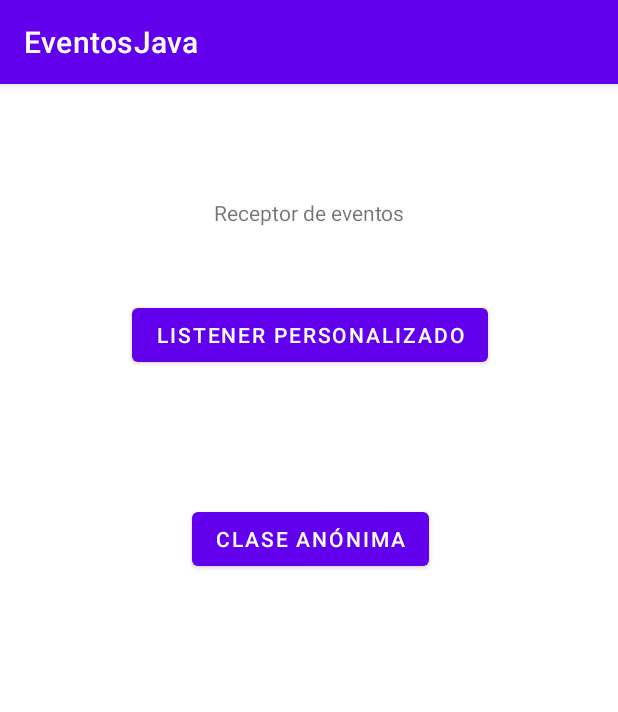
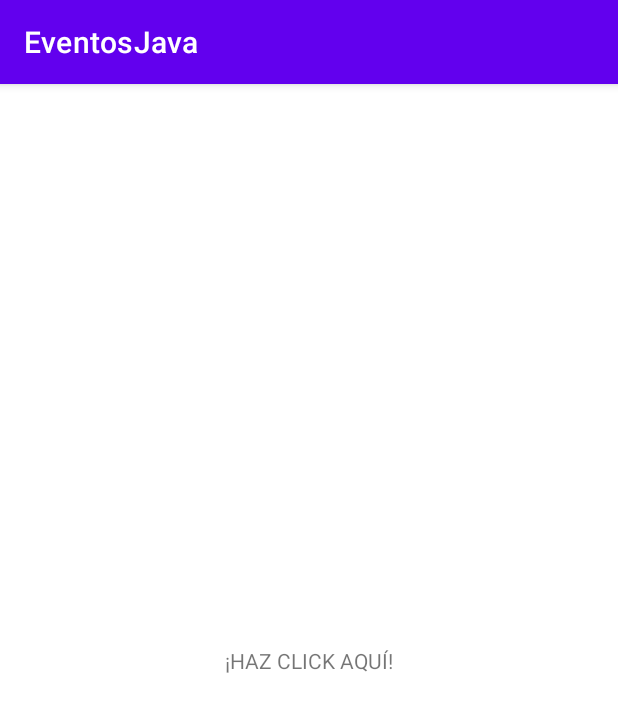
Before and after one commit to avidaldo/android-eventos-java, an Android app: the screen it shows after launch (MainActivity), on a phone screen of 412 x 824 dp. Shown: the top 712 px of the screen. Run offline under Robolectric (Android 15) with nearby library versions, the phone set to English and light mode, and no system bars.

Commit message:
Variante implementando el escuchador en la propia activity

```diff
--- a/EventosJava/app/src/main/java/com/example/eventosjava/MainActivity.java
+++ b/EventosJava/app/src/main/java/com/example/eventosjava/MainActivity.java
@@ -5,50 +5,27 @@ import androidx.appcompat.app.AppCompatActivity;
 import android.os.Bundle;
 import android.view.View;
 import android.widget.Button;
+import android.widget.TextView;
 import android.widget.Toast;
 
-public class MainActivity extends AppCompatActivity {
+public class MainActivity extends AppCompatActivity implements View.OnClickListener {
+    /* También se podría implementar la interfaz-listener en la propia Activity, aunque es poco
+    habitual. Normalmente no es la mejor solución */
 
     @Override
     protected void onCreate(Bundle savedInstanceState) {
         super.onCreate(savedInstanceState);
         setContentView(R.layout.activity_main);
 
-        /***************************************************************************************
-         * 2. Creación de clase que implemente el listener (es raro hacerlo así,
-         * solo tendría sentido si ese listener se reutilizase.
-         */
-        Button button1 = findViewById(R.id.button1); // Busca objeto con id "button1" en clase R, autogenerada a partir de los xml
-        // se asigna al boton un escuchador de tipo OnClickListener; un objeto que indica qué hacer cuando se hace click en el botón
-        button1.setOnClickListener(new MyOnClickListener()); // Asignamos un objeto OnClickListener
+        TextView tv = findViewById(R.id.tv);
 
-
-        /***************************************************************************************
-         * 3. Implementación usando una clase anónima.
-         */
-        Button button2 = findViewById(R.id.button2);
-        // El escuchador se instancia (new) a partir de una clase anónima
-        button2.setOnClickListener(  // instanciamos un objeto que implementa el interfaz escuchador OnClickListener
-                new View.OnClickListener() { // Implementando directamente los métodos que exige este interfaz:
-                    @Override  // Se sobreescribe el método onClick del escuchador
-                    public void onClick(View v) { // el método recibe como parámetro la View sobre la que se hizo el click (el botón)
-                        Toast.makeText(MainActivity.this, R.string.o3_clase_anonima, Toast.LENGTH_SHORT).show();
-                        // El contexto ya no puede ser this, ya que estamos en la clase anónima
-                    }
-                }
-        );
-
+        tv.setOnClickListener(this); /* El método recibe el propio objeto de la activity, ya que
+        ahora es también un escuchador (contiene el método al que se llamará cuando suceda el evento) */
     }
 
-    /** 1. Receptor de eventos. Se considera una mala práctica
-     * Método asociado al TextView a través del atributo android:onClick */
-    public void click1(View view) { // el método recibe como parámetro la View sobre la que se hizo el click (el botón)
-        Toast.makeText(this, "Receptor de eventos", Toast.LENGTH_SHORT).show();
-
-        /* El contexto es this, ya que al pertenecer el método click1 a la Activity, el objeto de la actividad es el contexto
-        AppCompatActivity hereda de Activity, que a su vez hereda de Context. Por tanto, toda activity es un contexto válido.
-        */
+    // Métcdo del listener
+    @Override
+    public void onClick(View v) {
+        Toast.makeText(MainActivity.this, R.string.activity_as_listener, Toast.LENGTH_SHORT).show();
     }
-
-
 }
--- a/EventosJava/app/src/main/java/com/example/eventosjava/MyOnClickListener.java
+++ /dev/null
@@ -1,24 +0,0 @@
-package com.example.eventosjava;
-
-import android.view.View;
-import android.widget.Toast;
-
-/**
- * Clase que implementa la interfaz OnClickListener, diseñada para poder gestionar eventos de click
- * sobre elementos gráficos.
- */
-public class MyOnClickListener implements View.OnClickListener {
-
-    /**
-     * Esta interfaz obliga a sobreescribir el método onClick que saltará ante el evento de un click sobre el elemento
-     * @param v referencia al objeto de la vista que lanzó el evento (sobre la que se hizo click)
-     */
-    @Override
-    public void onClick(View v) {
-        Toast.makeText(v.getContext(), R.string.o2_clase_listener, Toast.LENGTH_SHORT).show();
-        //Toast.makeText(v.getParent(), R.string.o2_clase_listener, Toast.LENGTH_SHORT).show();
-
-        /* El contexto es el de la actividad, hay que recuperarlo a través de la vista desde
-        la que se hace el click. */
-    }
-}
--- a/EventosJava/app/src/main/res/layout/activity_main.xml
+++ b/EventosJava/app/src/main/res/layout/activity_main.xml
@@ -6,41 +6,14 @@
     android:layout_height="match_parent"
     tools:context=".MainActivity">
 
-    <!-- TextView con receptor de eventos declarado con atributo android:onClick
-    (Cualquier view puede asociarse con un evento onClick, aunque lo normal es usar botones) -->
-
     <TextView
-        android:onClick="click1"
-        android:text="@string/o1_receptor_de_eventos"
-
-        android:id="@+id/textView"
+        android:id="@+id/tv"
         android:layout_width="wrap_content"
         android:layout_height="wrap_content"
-        android:layout_marginTop="76dp"
+        android:text="¡HAZ CLICK AQUÍ!"
+        app:layout_constraintBottom_toBottomOf="parent"
         app:layout_constraintLeft_toLeftOf="parent"
         app:layout_constraintRight_toRightOf="parent"
         app:layout_constraintTop_toTopOf="parent" />
 
-    <Button
-        android:id="@+id/button1"
-        android:text="@string/o2_clase_listener"
-
-        android:layout_width="wrap_content"
-        android:layout_height="wrap_content"
-        android:layout_marginTop="48dp"
-        app:layout_constraintEnd_toEndOf="@+id/textView"
-        app:layout_constraintStart_toStartOf="@+id/textView"
-        app:layout_constraintTop_toBottomOf="@+id/textView" />
-
-    <Button
-        android:id="@+id/button2"
-        android:text="@string/o3_clase_anonima"
-
-        android:layout_width="wrap_content"
-        android:layout_height="wrap_content"
-        android:layout_marginTop="88dp"
-        app:layout_constraintEnd_toEndOf="@+id/button1"
-        app:layout_constraintStart_toStartOf="@+id/button1"
-        app:layout_constraintTop_toBottomOf="@+id/button1" />
-
 </androidx.constraintlayout.widget.ConstraintLayout>
--- a/EventosJava/app/src/main/res/values/strings.xml
+++ b/EventosJava/app/src/main/res/values/strings.xml
@@ -1,6 +1,4 @@
 <resources>
     <string name="app_name">EventosJava</string>
-    <string name="o1_receptor_de_eventos">Receptor de eventos</string>
-    <string name="o2_clase_listener">Listener personalizado</string>
-    <string name="o3_clase_anonima">Clase anónima</string>
+    <string name="activity_as_listener">La activity es el Listener</string>
 </resources>
```
